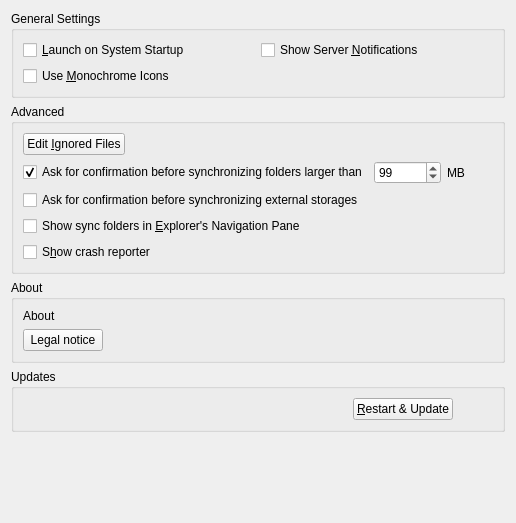
The window that src/gui/generalsettings.ui (nextcloud/desktop) describes before a commit, drawn with Qt 5.
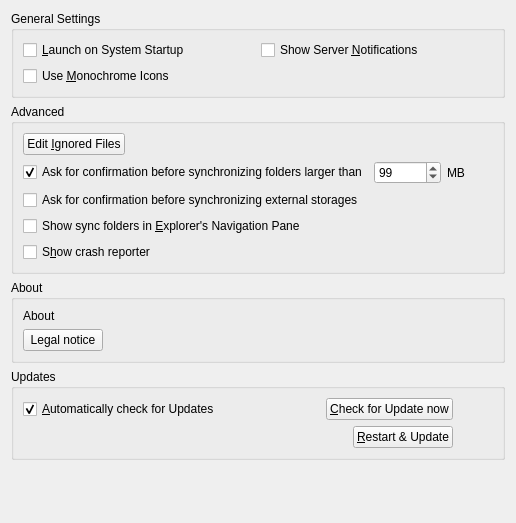
The same window after the commit.

Commit message:
Updater UI: Implement auto-update option and update button
- Add checkbox and button to UI
- Add new parameter autoUpdateCheck to ConfigFile

```diff
--- a/src/gui/generalsettings.ui
+++ b/src/gui/generalsettings.ui
@@ -98,7 +98,52 @@
      <property name="title">
       <string>Updates</string>
      </property>
-     <layout class="QHBoxLayout" name="horizontalLayout">
+     <layout class="QGridLayout" name="gridLayout_4">
+      <item row="0" column="0">
+       <layout class="QHBoxLayout" name="horizontalLayout_11">
+        <item>
+         <widget class="QCheckBox" name="autoCheckForUpdatesCheckBox">
+          <property name="text">
+           <string>&amp;Automatically check for Updates</string>
+          </property>
+          <property name="checked">
+           <bool>true</bool>
+          </property>
+         </widget>
+        </item>
+        <item>
+         <widget class="QPushButton" name="updateButton">
+          <property name="sizePolicy">
+           <sizepolicy hsizetype="Maximum" vsizetype="Fixed">
+            <horstretch>0</horstretch>
+            <verstretch>0</verstretch>
+           </sizepolicy>
+          </property>
+          <property name="text">
+           <string>&amp;Check for Update now</string>
+          </property>
+         </widget>
+        </item>
+        <item>
+         <spacer name="horizontalSpacer_5">
+          <property name="orientation">
+           <enum>Qt::Horizontal</enum>
+          </property>
+          <property name="sizeType">
+           <enum>QSizePolicy::Preferred</enum>
+          </property>
+          <property name="sizeHint" stdset="0">
+           <size>
+            <width>40</width>
+            <height>20</height>
+           </size>
+          </property>
+         </spacer>
+        </item>
+       </layout>
+      </item>
+      <item row="1" column="0">
+       <layout class="QHBoxLayout" name="horizontalLayout_2">
       <item>
        <widget class="QLabel" name="updateStateLabel">
         <property name="text">
@@ -142,6 +187,8 @@
        </spacer>
       </item>
      </layout>
+      </item>
+     </layout>
     </widget>
    </item>
    <item row="4" column="0">
```
Left out of the diff: 2 changed lines with no effect on the pictures. Lines whose indentation alone changed are shown as unchanged. The commit also changes 5 other files.
